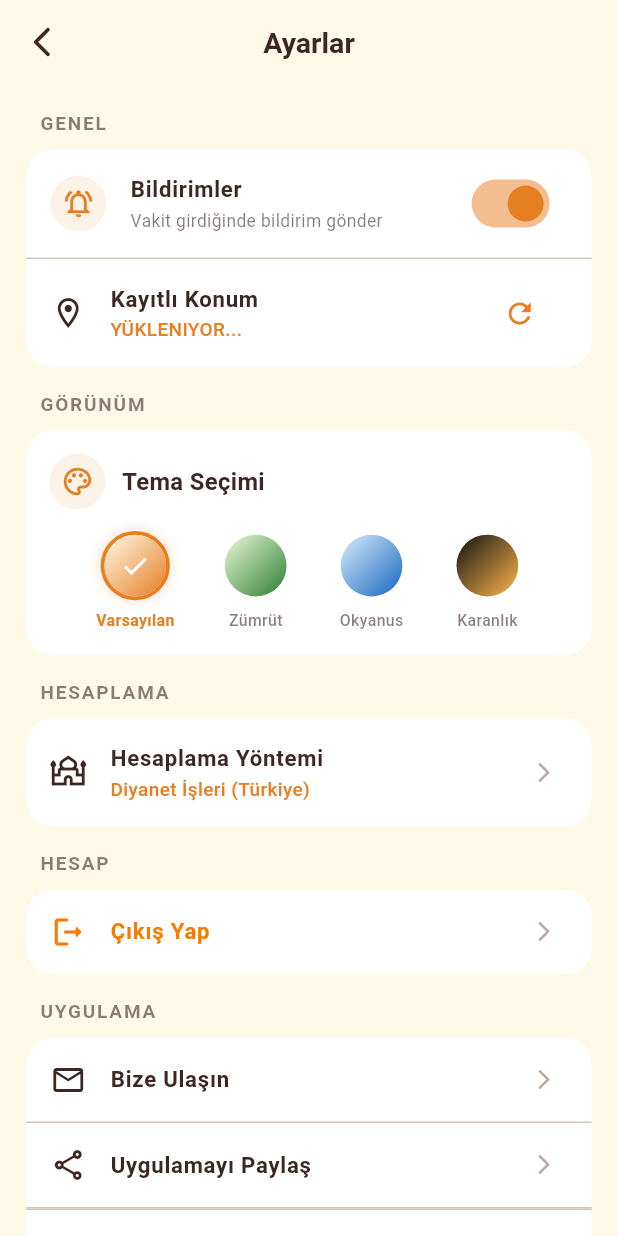
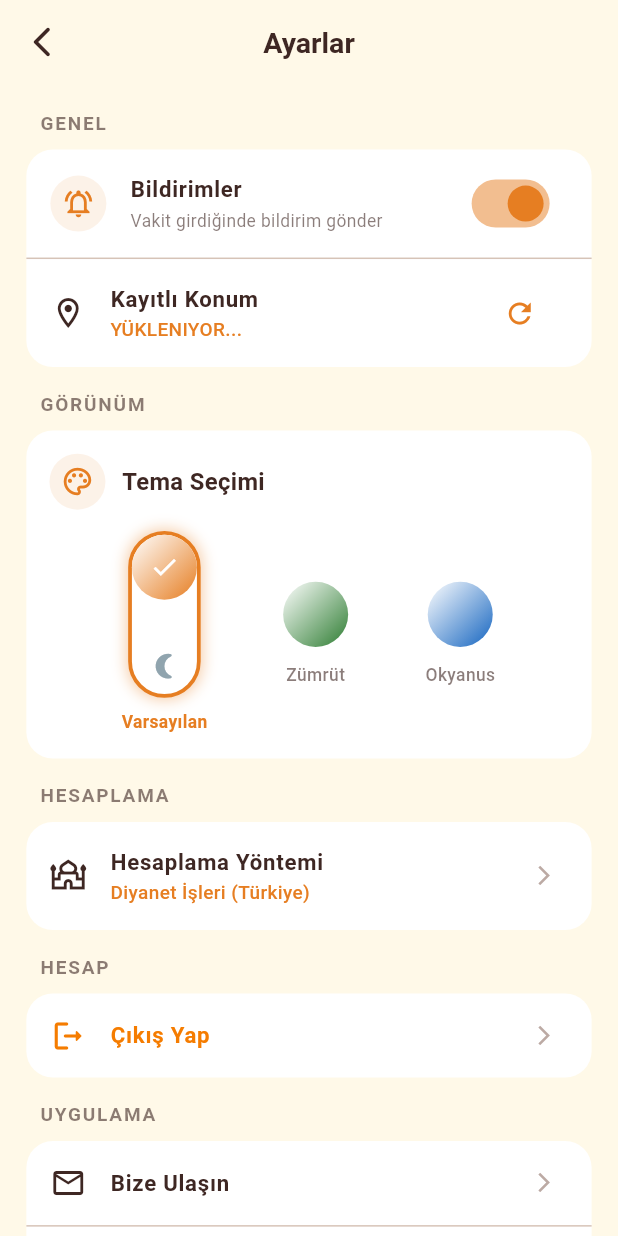
Before and after one commit to Soumat0u/namazApp, a Flutter app: the AyarlarSayfasi screen opened directly, on a phone screen of 412 x 824 dp. Run offline on Flutter 3.47's test engine with Material 3 defaults, Android fonts, the phone set to English and light mode, and no system bars; our stand-ins replace audioplayers, cloud_firestore, firebase_auth, firebase_core, firebase_messaging, fl_chart and 9 more; missing offline and left inert: flutter_compass_v2, flutter_qiblah, quran, sound_mode; accounts and stored records are empty; network calls fail.

Commit message:
her temaya karanlık mod  eklendi

```diff
--- a/lib/core/theme/app_theme.dart
+++ b/lib/core/theme/app_theme.dart
@@ -68,7 +68,35 @@ class AppThemeData {
     brightness: Brightness.light,
   );
 
-  // ─── KARANLIK ───
+  // ─── ZÜMRÜT KARANLIK ───
+  factory AppThemeData.zumrutKaranlik() => const AppThemeData(
+    id: 'zumrut_karanlik',
+    isim: 'Zümrüt Karanlık',
+    arkaPlanRengi: Color(0xFF121212),
+    kartRengi: Color(0xFF1E1E1E),
+    anaRenk: Color(0xFF4CAF50),
+    yaziRengi: Color(0xFFE0E0E0),
+    pasifRenk: Color(0xFF757575),
+    aktifRenk: Color(0xFF81C784),
+    kirmizi: Color(0xFFEF5350),
+    brightness: Brightness.dark,
+  );
+
+  // ─── OKYANUS KARANLIK ───
+  factory AppThemeData.okyanusKaranlik() => const AppThemeData(
+    id: 'okyanus_karanlik',
+    isim: 'Okyanus Karanlık',
+    arkaPlanRengi: Color(0xFF121212),
+    kartRengi: Color(0xFF1E1E1E),
+    anaRenk: Color(0xFF42A5F5),
+    yaziRengi: Color(0xFFE0E0E0),
+    pasifRenk: Color(0xFF757575),
+    aktifRenk: Color(0xFF90CAF9),
+    kirmizi: Color(0xFFEF5350),
+    brightness: Brightness.dark,
+  );
+
+  // ─── KARANLIK (VARSAYILAN KARANLIK) ───
   factory AppThemeData.karanlik() => const AppThemeData(
     id: 'karanlik',
     isim: 'Karanlık',
@@ -85,9 +113,11 @@ class AppThemeData {
   /// Tüm mevcut temalar
   static List<AppThemeData> tumTemalar = [
     AppThemeData.varsayilan(),
+    AppThemeData.karanlik(),
     AppThemeData.zumrut(),
+    AppThemeData.zumrutKaranlik(),
     AppThemeData.okyanus(),
-    AppThemeData.karanlik(),
+    AppThemeData.okyanusKaranlik(),
   ];
 
   /// ID'ye göre tema bul
--- a/lib/views/settings_screen.dart
+++ b/lib/views/settings_screen.dart
@@ -272,69 +272,35 @@ class AyarlarSayfasi extends StatelessWidget {
           SizedBox(height: Responsive.h(14)),
           Row(
             mainAxisAlignment: MainAxisAlignment.spaceEvenly,
-            children: themeProvider.tumTemalar.map((tema) {
-              bool secili = themeProvider.aktifTema.id == tema.id;
-
-              // 🔥 circleSize hatası burada çözüldü 🔥
-              final double circleSize = Responsive.w(42);
-
-              return GestureDetector(
-                onTap: () => themeProvider.temaDegistir(tema.id),
-                child: Column(
-                  children: [
-                    Container(
-                      width: circleSize,
-                      height: circleSize,
-                      decoration: BoxDecoration(
-                        shape: BoxShape.circle,
-                        border: secili
-                            ? Border.all(color: tema.anaRenk, width: 2.5)
-                            : Border.all(color: Colors.transparent, width: 2.5),
-                      ),
-                      child: Container(
-                        width: circleSize,
-                        height: circleSize,
-                        decoration: BoxDecoration(
-                          shape: BoxShape.circle,
-                          gradient: LinearGradient(
-                            colors: [tema.arkaPlanRengi, tema.anaRenk],
-                            begin: Alignment.topLeft,
-                            end: Alignment.bottomRight,
-                          ),
-                          boxShadow: secili
-                              ? [
-                                  BoxShadow(
-                                    color: tema.anaRenk.withOpacity(0.4),
-                                    blurRadius: 8,
-                                    spreadRadius: 1,
-                                  ),
-                                ]
-                              : [],
-                        ),
-                        child: secili
-                            ? const Icon(
-                                Icons.check,
-                                color: Colors.white,
-                                size: 20,
-                              )
-                            : null,
-                      ),
-                    ),
-                    SizedBox(height: Responsive.h(6)),
-                    Text(
-                      tema.isim,
-                      style: TextStyle(
-                        fontSize: Responsive.sp(10),
-                        fontWeight: secili ? FontWeight.bold : FontWeight.w500,
-                        color: secili
-                            ? tema.anaRenk
-                            : r.yaziRengi.withOpacity(0.6),
-                      ),
-                    ),
-                  ],
-                ),
-              );
-            }).toList(),
+            children: [
+              _ThemeGroupWidget(
+                isim: 'Varsayılan',
+                lightId: 'varsayilan',
+                darkId: 'karanlik',
+                baseLightColor: const Color(0xFFE67E22),
+                baseDarkColor: const Color(0xFFFFB74D),
+                themeProvider: themeProvider,
+                r: r,
+              ),
+              _ThemeGroupWidget(
+                isim: 'Zümrüt',
+                lightId: 'zumrut',
+                darkId: 'zumrut_karanlik',
+                baseLightColor: const Color(0xFF2E7D32),
+                baseDarkColor: const Color(0xFF4CAF50),
+                themeProvider: themeProvider,
+                r: r,
+              ),
+              _ThemeGroupWidget(
+                isim: 'Okyanus',
+                lightId: 'okyanus',
+                darkId: 'okyanus_karanlik',
+                baseLightColor: const Color(0xFF1565C0),
+                baseDarkColor: const Color(0xFF42A5F5),
+                themeProvider: themeProvider,
+                r: r,
+              ),
+            ],
           ),
         ],
       ),
@@ -464,3 +430,149 @@ class AyarlarSayfasi extends StatelessWidget {
     );
   }
 }
+
+class _ThemeGroupWidget extends StatelessWidget {
+  final String isim;
+  final String lightId;
+  final String darkId;
+  final Color baseLightColor;
+  final Color baseDarkColor;
+  final ThemeProvider themeProvider;
+  final AppThemeColors r;
+
+  const _ThemeGroupWidget({
+    Key? key,
+    required this.isim,
+    required this.lightId,
+    required this.darkId,
+    required this.baseLightColor,
+    required this.baseDarkColor,
+    required this.themeProvider,
+    required this.r,
+  }) : super(key: key);
+
+  @override
+  Widget build(BuildContext context) {
+    final activeId = themeProvider.aktifTema.id;
+    final bool isSelected = activeId == lightId || activeId == darkId;
+    final bool isDark = activeId == darkId;
+
+    final Color currentColor = isDark ? baseDarkColor : baseLightColor;
+
+    final double circleSize = Responsive.w(44);
+    final double expandedHeight = circleSize * 2.3;
+
+    return GestureDetector(
+      onTap: () {
+        if (!isSelected) {
+          // Eğer şu anki tema karanlık moddaysa, yeni seçilen de karanlık mod başlasın
+          final isCurrentlyDark = themeProvider.aktifTema.brightness == Brightness.dark;
+          themeProvider.temaDegistir(isCurrentlyDark ? darkId : lightId);
+        } else {
+          // Zaten seçiliyse moda geçiş yap
+          themeProvider.temaDegistir(isDark ? lightId : darkId);
+        }
+      },
+      onVerticalDragEnd: (details) {
+        if (!isSelected) return;
+        if (details.primaryVelocity != null) {
+          if (details.primaryVelocity! > 0 && !isDark) {
+            // Aşağı kaydırıldı, karanlık moda geç
+            themeProvider.temaDegistir(darkId);
+          } else if (details.primaryVelocity! < 0 && isDark) {
+            // Yukarı kaydırıldı, aydınlık moda geç
+            themeProvider.temaDegistir(lightId);
+          }
+        }
+      },
+      child: Column(
+        children: [
+          AnimatedContainer(
+            duration: const Duration(milliseconds: 300),
+            curve: Curves.easeInOut,
+            width: circleSize,
+            height: isSelected ? expandedHeight : circleSize,
+            decoration: BoxDecoration(
+              borderRadius: BorderRadius.circular(circleSize / 2),
+              border: isSelected
+                  ? Border.all(color: currentColor, width: 2.5)
+                  : Border.all(color: Colors.transparent, width: 2.5),
+              color: isSelected
+                     ? (isDark ? const Color(0xFF1E1E1E) : Colors.white)
+                     : Colors.transparent,
+              boxShadow: isSelected
+                  ? [
+                      BoxShadow(
+                        color: currentColor.withOpacity(0.4),
+                        blurRadius: 8,
+                        spreadRadius: 1,
+                      ),
+                    ]
+                  : [],
+            ),
+            child: Stack(
+              clipBehavior: Clip.none,
+              children: [
+                // Arkaplanda ikonlar
+                if (isSelected) ...[
+                  Positioned(
+                    top: Responsive.w(8),
+                    left: 0,
+                    right: 0,
+                    child: Icon(Icons.wb_sunny_rounded, color: Colors.blueGrey.shade300, size: Responsive.w(18)),
+                  ),
+                  Positioned(
+                    bottom: Responsive.w(8),
+                    left: 0,
+                    right: 0,
+                    child: Icon(Icons.nightlight_round, color: Colors.blueGrey.shade300, size: Responsive.w(18)),
+                  ),
+                ],
+                // Hareketli buton / Normal buton
+                AnimatedAlign(
+                  duration: const Duration(milliseconds: 300),
+                  curve: Curves.easeInOut,
+                  alignment: isSelected
+                             ? (isDark ? Alignment.bottomCenter : Alignment.topCenter)
+                             : Alignment.center,
+                  child: Container(
+                    width: circleSize - (isSelected ? 5 : 0),
+                    height: circleSize - (isSelected ? 5 : 0),
+                    decoration: BoxDecoration(
+                      shape: BoxShape.circle,
+                      gradient: LinearGradient(
+                        colors: isDark
+                            ? [const Color(0xFF1E1E1E), baseDarkColor]
+                            : [const Color(0xFFFFFFFF), baseLightColor],
+                        begin: Alignment.topLeft,
+                        end: Alignment.bottomRight,
+                      ),
+                    ),
+                    child: isSelected
+                        ? const Icon(
+                            Icons.check,
+                            color: Colors.white,
+                            size: 20,
+                          )
+                        : null,
+                  ),
+                ),
+              ],
+            ),
+          ),
+          SizedBox(height: Responsive.h(8)),
+          Text(
+            isim,
+            style: TextStyle(
+              fontSize: Responsive.sp(11),
+              fontWeight: isSelected ? FontWeight.bold : FontWeight.w500,
+              color: isSelected
+                  ? currentColor
+                  : r.yaziRengi.withOpacity(0.6),
+            ),
+          ),
+        ],
+      ),
+    );
+  }
+}
```
